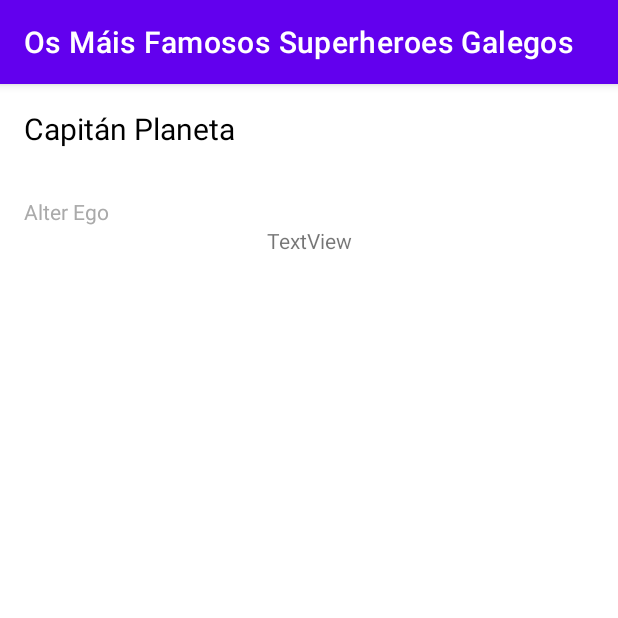
After one commit to Marta2192/Android_Registro_Superheroes, an Android app: the EnDetalle screen opened directly, with no data from a screen before it, on a phone screen of 412 x 824 dp, the top half of it. The commit adds this screen. Run offline under Robolectric (Android 15) with nearby library versions, the phone set to English and light mode, and no system bars.

Commit message:
Diseño segunda pantalla - primeros pasos

```diff
--- a/app/src/main/AndroidManifest.xml
+++ b/app/src/main/AndroidManifest.xml
@@ -1,6 +1,6 @@
 <?xml version="1.0" encoding="utf-8"?>
 <manifest xmlns:android="http://schemas.android.com/apk/res/android"
-    package="com.liceolapaz.dam.registrosuperhroes" >
+    package="com.liceolapaz.dam.registrosuperhroes">
 
     <application
         android:allowBackup="true"
@@ -8,10 +8,13 @@
         android:label="@string/app_name"
         android:roundIcon="@mipmap/ic_launcher_round"
         android:supportsRtl="true"
-        android:theme="@style/Theme.RegistroSuperhéroes" >
+        android:theme="@style/Theme.RegistroSuperhéroes">
+        <activity
+            android:name=".EnDetalle"
+            android:exported="true" />
         <activity
             android:name=".MainActivity"
-            android:exported="true" >
+            android:exported="true">
             <intent-filter>
                 <action android:name="android.intent.action.MAIN" />
 
--- /dev/null
+++ b/app/src/main/java/com/liceolapaz/dam/registrosuperhroes/EnDetalle.java
@@ -0,0 +1,14 @@
+package com.liceolapaz.dam.registrosuperhroes;
+
+import androidx.appcompat.app.AppCompatActivity;
+
+import android.os.Bundle;
+
+public class EnDetalle extends AppCompatActivity {
+
+    @Override
+    protected void onCreate(Bundle savedInstanceState) {
+        super.onCreate(savedInstanceState);
+        setContentView(R.layout.activity_en_detalle);
+    }
+}
--- /dev/null
+++ b/app/src/main/res/layout/activity_en_detalle.xml
@@ -0,0 +1,52 @@
+<?xml version="1.0" encoding="utf-8"?>
+<androidx.constraintlayout.widget.ConstraintLayout xmlns:android="http://schemas.android.com/apk/res/android"
+    xmlns:app="http://schemas.android.com/apk/res-auto"
+    xmlns:tools="http://schemas.android.com/tools"
+    android:layout_width="match_parent"
+    android:layout_height="match_parent"
+    tools:context=".EnDetalle">
+
+    <TextView
+        android:id="@+id/textView3"
+        android:layout_width="wrap_content"
+        android:layout_height="wrap_content"
+        android:text="TextView"
+        app:layout_constraintEnd_toEndOf="parent"
+        app:layout_constraintStart_toStartOf="parent"
+        app:layout_constraintTop_toBottomOf="@+id/textView2" />
+
+    <ImageView
+        android:id="@+id/imageView"
+        android:layout_width="wrap_content"
+        android:layout_height="wrap_content"
+        android:adjustViewBounds="true"
+        app:layout_constraintEnd_toEndOf="parent"
+        app:layout_constraintStart_toStartOf="parent"
+        app:layout_constraintTop_toTopOf="parent"
+        tools:srcCompat="@tools:sample/backgrounds/scenic" />
+
+    <TextView
+        android:id="@+id/textView"
+        android:layout_width="0dp"
+        android:layout_height="wrap_content"
+        android:padding="16dp"
+        android:text="Capitán Planeta"
+        android:textColor="@color/black"
+        android:textSize="20sp"
+        app:layout_constraintEnd_toEndOf="parent"
+        app:layout_constraintStart_toStartOf="parent"
+        app:layout_constraintTop_toBottomOf="@+id/imageView" />
+
+    <TextView
+        android:id="@+id/textView2"
+        android:layout_width="0dp"
+        android:layout_height="wrap_content"
+        android:layout_marginStart="16dp"
+        android:layout_marginTop="16dp"
+        android:layout_marginEnd="16dp"
+        android:text="Alter Ego"
+        android:textColor="@android:color/darker_gray"
+        app:layout_constraintEnd_toEndOf="parent"
+        app:layout_constraintStart_toStartOf="parent"
+        app:layout_constraintTop_toBottomOf="@+id/textView" />
+</androidx.constraintlayout.widget.ConstraintLayout>
--- a/app/src/main/res/values/strings.xml
+++ b/app/src/main/res/values/strings.xml
@@ -1,3 +1,3 @@
 <resources>
-    <string name="app_name">Os Máis Famosos Superheroes</string>
+    <string name="app_name">Os Máis Famosos Superheroes Galegos</string>
 </resources>
```
